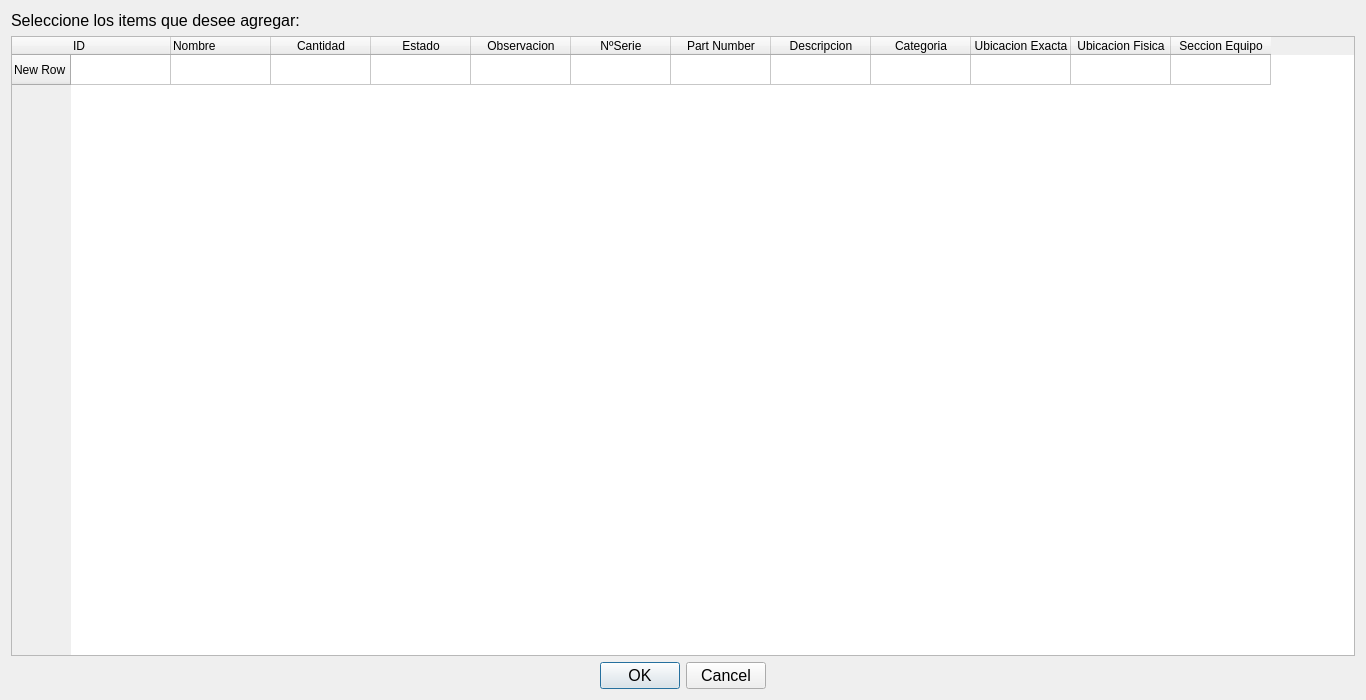
The window that qts/ventana_coincidencias.ui (LucasQuinteros/Base) describes before a commit, drawn with Qt 5.
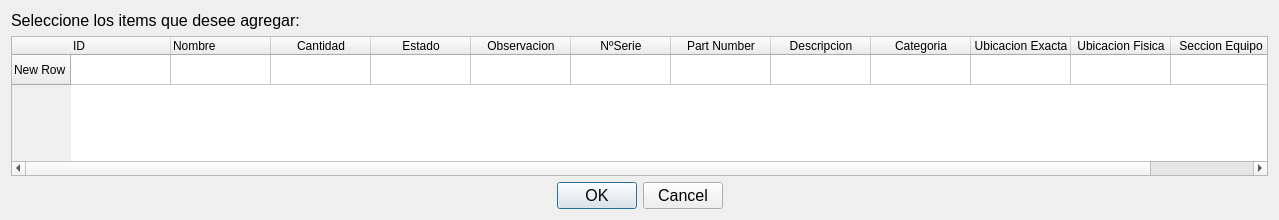
The same window after the commit.

What changed in the file:
```diff
--- a/qts/ventana_coincidencias.ui
+++ b/qts/ventana_coincidencias.ui
@@ -6,20 +6,20 @@
    <rect>
     <x>0</x>
     <y>0</y>
-    <width>1366</width>
-    <height>700</height>
+    <width>1279</width>
+    <height>220</height>
    </rect>
   </property>
   <property name="sizePolicy">
-   <sizepolicy hsizetype="Fixed" vsizetype="Fixed">
+   <sizepolicy hsizetype="Preferred" vsizetype="Preferred">
     <horstretch>0</horstretch>
     <verstretch>0</verstretch>
    </sizepolicy>
   </property>
   <property name="minimumSize">
    <size>
-    <width>1366</width>
-    <height>700</height>
+    <width>0</width>
+    <height>200</height>
    </size>
   </property>
   <property name="windowTitle">
@@ -55,7 +55,7 @@
         <bool>true</bool>
        </property>
        <property name="sizePolicy">
-        <sizepolicy hsizetype="Expanding" vsizetype="Expanding">
+        <sizepolicy hsizetype="Preferred" vsizetype="Expanding">
          <horstretch>0</horstretch>
          <verstretch>0</verstretch>
         </sizepolicy>
@@ -63,7 +63,7 @@
        <property name="minimumSize">
         <size>
          <width>0</width>
-         <height>0</height>
+         <height>100</height>
         </size>
        </property>
        <property name="maximumSize">
```
